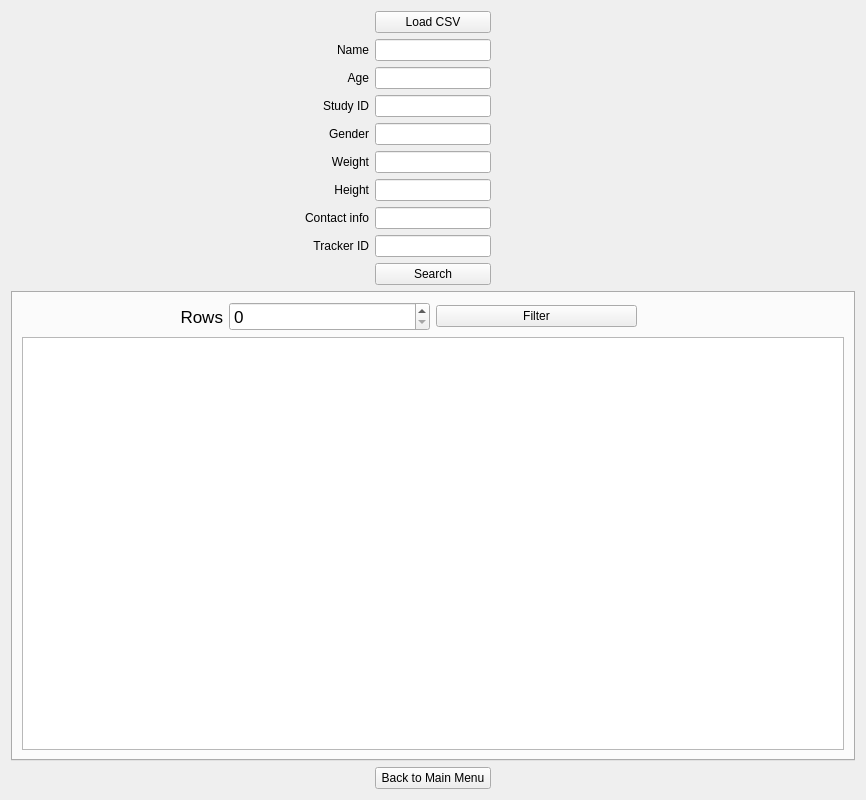
Qt form PyQT/Scripts/ViewRecord_2.ui (zakerl/Capstone_Project) before a commit.
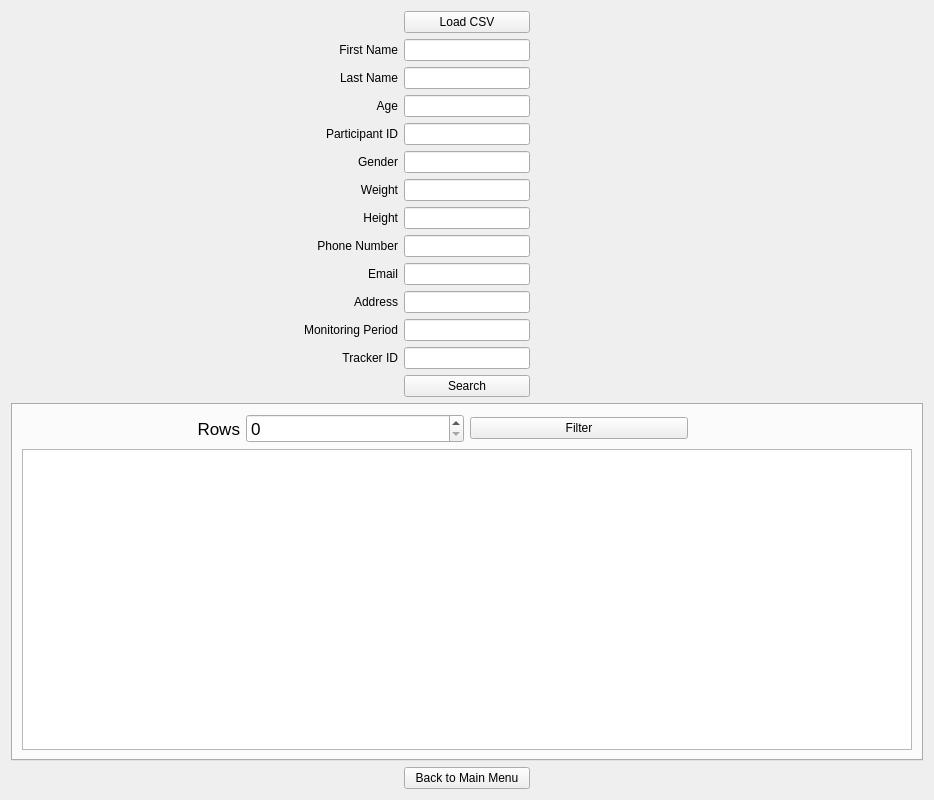
The same form after that commit.

Commit message: Added extra search keys

What changed in the file:
```diff
--- a/PyQT/Scripts/ViewRecord_2.ui
+++ b/PyQT/Scripts/ViewRecord_2.ui
@@ -6,7 +6,7 @@
    <rect>
     <x>0</x>
     <y>0</y>
-    <width>866</width>
+    <width>934</width>
     <height>800</height>
    </rect>
   </property>
@@ -19,157 +19,30 @@
   <layout class="QGridLayout" name="gridLayout_3">
    <item row="0" column="0">
     <layout class="QGridLayout" name="gridLayout">
-     <item row="0" column="2">
-      <spacer name="horizontalSpacer_3">
-       <property name="orientation">
-        <enum>Qt::Horizontal</enum>
-       </property>
-       <property name="sizeHint" stdset="0">
-        <size>
-         <width>40</width>
-         <height>20</height>
-        </size>
-       </property>
-      </spacer>
-     </item>
-     <item row="0" column="3">
-      <widget class="QPushButton" name="ButtonOpen">
+     <item row="13" column="2">
+      <widget class="QLabel" name="label_12">
        <property name="text">
-        <string>Load CSV</string>
+        <string>Address</string>
        </property>
-      </widget>
-     </item>
-     <item row="0" column="4">
-      <spacer name="horizontalSpacer">
-       <property name="orientation">
-        <enum>Qt::Horizontal</enum>
-       </property>
-       <property name="sizeHint" stdset="0">
-        <size>
-         <width>40</width>
-         <height>20</height>
-        </size>
-       </property>
-      </spacer>
-     </item>
-     <item row="1" column="1">
-      <spacer name="horizontalSpacer_4">
-       <property name="orientation">
-        <enum>Qt::Horizontal</enum>
-       </property>
-       <property name="sizeHint" stdset="0">
-        <size>
-         <width>40</width>
-         <height>20</height>
-        </size>
-       </property>
-      </spacer>
-     </item>
-     <item row="1" column="2">
-      <widget class="QLabel" name="label_2">
-       <property name="text">
-        <string>Name</string>
-       </property>
        <property name="alignment">
         <set>Qt::AlignRight|Qt::AlignTrailing|Qt::AlignVCenter</set>
        </property>
       </widget>
      </item>
-     <item row="1" column="3">
-      <widget class="QLineEdit" name="NameLabel"/>
+     <item row="13" column="3">
+      <widget class="QLineEdit" name="AddrLabel"/>
      </item>
-     <item row="1" column="5">
-      <spacer name="horizontalSpacer_11">
-       <property name="orientation">
-        <enum>Qt::Horizontal</enum>
-       </property>
-       <property name="sizeHint" stdset="0">
-        <size>
-         <width>40</width>
-         <height>20</height>
-        </size>
-       </property>
-      </spacer>
-     </item>
-     <item row="2" column="1">
-      <spacer name="horizontalSpacer_5">
-       <property name="orientation">
-        <enum>Qt::Horizontal</enum>
-       </property>
-       <property name="sizeHint" stdset="0">
-        <size>
-         <width>40</width>
-         <height>20</height>
-        </size>
-       </property>
-      </spacer>
-     </item>
-     <item row="2" column="2">
-      <widget class="QLabel" name="label_5">
+     <item row="11" column="2">
+      <widget class="QLabel" name="label_8">
        <property name="text">
-        <string>Age</string>
+        <string>Phone Number</string>
        </property>
        <property name="alignment">
         <set>Qt::AlignRight|Qt::AlignTrailing|Qt::AlignVCenter</set>
        </property>
       </widget>
      </item>
-     <item row="2" column="3">
-      <widget class="QLineEdit" name="AgeLabel"/>
-     </item>
-     <item row="2" column="5">
-      <spacer name="horizontalSpacer_9">
-       <property name="orientation">
-        <enum>Qt::Horizontal</enum>
-       </property>
-       <property name="sizeHint" stdset="0">
-        <size>
-         <width>40</width>
-         <height>20</height>
-        </size>
-       </property>
-      </spacer>
-     </item>
-     <item row="3" column="1">
-      <spacer name="horizontalSpacer_6">
-       <property name="orientation">
-        <enum>Qt::Horizontal</enum>
-       </property>
-       <property name="sizeHint" stdset="0">
-        <size>
-         <width>40</width>
-         <height>20</height>
-        </size>
-       </property>
-      </spacer>
-     </item>
-     <item row="3" column="2">
-      <widget class="QLabel" name="label_3">
-       <property name="text">
-        <string>Study ID</string>
-       </property>
-       <property name="alignment">
-        <set>Qt::AlignRight|Qt::AlignTrailing|Qt::AlignVCenter</set>
-       </property>
-      </widget>
-     </item>
-     <item row="3" column="3">
-      <widget class="QLineEdit" name="StudyLabel"/>
-     </item>
-     <item row="3" column="5">
-      <spacer name="horizontalSpacer_8">
-       <property name="orientation">
-        <enum>Qt::Horizontal</enum>
-       </property>
-       <property name="sizeHint" stdset="0">
-        <size>
-         <width>40</width>
-         <height>20</height>
-        </size>
-       </property>
-      </spacer>
-     </item>
-     <item row="4" column="0">
+     <item row="8" column="1">
       <spacer name="horizontalSpacer_7">
        <property name="orientation">
         <enum>Qt::Horizontal</enum>
@@ -182,7 +55,124 @@
        </property>
       </spacer>
      </item>
+     <item row="16" column="5">
+      <spacer name="horizontalSpacer_29">
+       <property name="orientation">
+        <enum>Qt::Horizontal</enum>
+       </property>
+       <property name="sizeHint" stdset="0">
+        <size>
+         <width>40</width>
+         <height>20</height>
+        </size>
+       </property>
+      </spacer>
+     </item>
+     <item row="10" column="6" rowspan="2">
+      <spacer name="horizontalSpacer_15">
+       <property name="orientation">
+        <enum>Qt::Horizontal</enum>
+       </property>
+       <property name="sizeHint" stdset="0">
+        <size>
+         <width>40</width>
+         <height>20</height>
+        </size>
+       </property>
+      </spacer>
+     </item>
+     <item row="18" column="2">
+      <spacer name="horizontalSpacer_23">
+       <property name="orientation">
+        <enum>Qt::Horizontal</enum>
+       </property>
+       <property name="sizeHint" stdset="0">
+        <size>
+         <width>40</width>
+         <height>20</height>
+        </size>
+       </property>
+      </spacer>
+     </item>
+     <item row="10" column="2">
+      <widget class="QLabel" name="label_7">
+       <property name="text">
+        <string>Height</string>
+       </property>
+       <property name="alignment">
+        <set>Qt::AlignRight|Qt::AlignTrailing|Qt::AlignVCenter</set>
+       </property>
+      </widget>
+     </item>
+     <item row="5" column="6">
+      <spacer name="horizontalSpacer_9">
+       <property name="orientation">
+        <enum>Qt::Horizontal</enum>
+       </property>
+       <property name="sizeHint" stdset="0">
+        <size>
+         <width>40</width>
+         <height>20</height>
+        </size>
+       </property>
+      </spacer>
+     </item>
+     <item row="2" column="3">
+      <widget class="QLineEdit" name="FirstNameLabel"/>
+     </item>
+     <item row="14" column="6">
+      <spacer name="horizontalSpacer_19">
+       <property name="orientation">
+        <enum>Qt::Horizontal</enum>
+       </property>
+       <property name="sizeHint" stdset="0">
+        <size>
+         <width>40</width>
+         <height>20</height>
+        </size>
+       </property>
+      </spacer>
+     </item>
+     <item row="15" column="0">
+      <spacer name="horizontalSpacer_26">
+       <property name="orientation">
+        <enum>Qt::Horizontal</enum>
+       </property>
+       <property name="sizeHint" stdset="0">
+        <size>
+         <width>40</width>
+         <height>20</height>
+        </size>
+       </property>
+      </spacer>
+     </item>
+     <item row="14" column="3">
+      <widget class="QLineEdit" name="MonitorPeriodLabel"/>
+     </item>
+     <item row="16" column="0">
+      <spacer name="horizontalSpacer_28">
+       <property name="orientation">
+        <enum>Qt::Horizontal</enum>
+       </property>
+       <property name="sizeHint" stdset="0">
+        <size>
+         <width>40</width>
+         <height>20</height>
+        </size>
+       </property>
+      </spacer>
+     </item>
      <item row="4" column="2">
+      <widget class="QLabel" name="label_10">
+       <property name="text">
+        <string>Last Name</string>
+       </property>
+       <property name="alignment">
+        <set>Qt::AlignRight|Qt::AlignTrailing|Qt::AlignVCenter</set>
+       </property>
+      </widget>
+     </item>
+     <item row="8" column="2">
       <widget class="QLabel" name="label_4">
        <property name="text">
         <string>Gender</string>
@@ -192,10 +182,121 @@
        </property>
       </widget>
      </item>
-     <item row="4" column="3">
+     <item row="7" column="3">
+      <widget class="QLineEdit" name="PIDLabel"/>
+     </item>
+     <item row="14" column="2">
+      <widget class="QLabel" name="label_13">
+       <property name="text">
+        <string>Monitoring Period</string>
+       </property>
+       <property name="alignment">
+        <set>Qt::AlignRight|Qt::AlignTrailing|Qt::AlignVCenter</set>
+       </property>
+      </widget>
+     </item>
+     <item row="2" column="2">
+      <widget class="QLabel" name="label_2">
+       <property name="text">
+        <string>First Name</string>
+       </property>
+       <property name="alignment">
+        <set>Qt::AlignRight|Qt::AlignTrailing|Qt::AlignVCenter</set>
+       </property>
+      </widget>
+     </item>
+     <item row="15" column="5">
+      <spacer name="horizontalSpacer_27">
+       <property name="orientation">
+        <enum>Qt::Horizontal</enum>
+       </property>
+       <property name="sizeHint" stdset="0">
+        <size>
+         <width>40</width>
+         <height>20</height>
+        </size>
+       </property>
+      </spacer>
+     </item>
+     <item row="12" column="3">
+      <widget class="QLineEdit" name="EmailLabel"/>
+     </item>
+     <item row="5" column="2">
+      <widget class="QLabel" name="label_5">
+       <property name="text">
+        <string>Age</string>
+       </property>
+       <property name="alignment">
+        <set>Qt::AlignRight|Qt::AlignTrailing|Qt::AlignVCenter</set>
+       </property>
+      </widget>
+     </item>
+     <item row="18" column="6">
+      <spacer name="horizontalSpacer_22">
+       <property name="orientation">
+        <enum>Qt::Horizontal</enum>
+       </property>
+       <property name="sizeHint" stdset="0">
+        <size>
+         <width>40</width>
+         <height>20</height>
+        </size>
+       </property>
+      </spacer>
+     </item>
+     <item row="12" column="2">
+      <widget class="QLabel" name="label_11">
+       <property name="text">
+        <string>Email</string>
+       </property>
+       <property name="alignment">
+        <set>Qt::AlignRight|Qt::AlignTrailing|Qt::AlignVCenter</set>
+       </property>
+      </widget>
+     </item>
+     <item row="7" column="6">
+      <spacer name="horizontalSpacer_8">
+       <property name="orientation">
+        <enum>Qt::Horizontal</enum>
+       </property>
+       <property name="sizeHint" stdset="0">
+        <size>
+         <width>40</width>
+         <height>20</height>
+        </size>
+       </property>
+      </spacer>
+     </item>
+     <item row="2" column="6">
+      <spacer name="horizontalSpacer_11">
+       <property name="orientation">
+        <enum>Qt::Horizontal</enum>
+       </property>
+       <property name="sizeHint" stdset="0">
+        <size>
+         <width>40</width>
+         <height>20</height>
+        </size>
+       </property>
+      </spacer>
+     </item>
+     <item row="8" column="3">
       <widget class="QLineEdit" name="GenderLabel"/>
      </item>
-     <item row="4" column="5">
+     <item row="4" column="6">
+      <spacer name="horizontalSpacer_24">
+       <property name="orientation">
+        <enum>Qt::Horizontal</enum>
+       </property>
+       <property name="sizeHint" stdset="0">
+        <size>
+         <width>40</width>
+         <height>20</height>
+        </size>
+       </property>
+      </spacer>
+     </item>
+     <item row="8" column="6" rowspan="2">
       <spacer name="horizontalSpacer_10">
        <property name="orientation">
         <enum>Qt::Horizontal</enum>
@@ -208,46 +309,7 @@
        </property>
       </spacer>
      </item>
-     <item row="5" column="1">
-      <spacer name="horizontalSpacer_14">
-       <property name="orientation">
-        <enum>Qt::Horizontal</enum>
-       </property>
-       <property name="sizeHint" stdset="0">
-        <size>
-         <width>40</width>
-         <height>20</height>
-        </size>
-       </property>
-      </spacer>
-     </item>
-     <item row="5" column="2">
-      <widget class="QLabel" name="label_6">
-       <property name="text">
-        <string>Weight</string>
-       </property>
-       <property name="alignment">
-        <set>Qt::AlignRight|Qt::AlignTrailing|Qt::AlignVCenter</set>
-       </property>
-      </widget>
-     </item>
-     <item row="5" column="3">
-      <widget class="QLineEdit" name="WeightLabel"/>
-     </item>
-     <item row="5" column="5">
-      <spacer name="horizontalSpacer_15">
-       <property name="orientation">
-        <enum>Qt::Horizontal</enum>
-       </property>
-       <property name="sizeHint" stdset="0">
-        <size>
-         <width>40</width>
-         <height>20</height>
-        </size>
-       </property>
-      </spacer>
-     </item>
-     <item row="6" column="0">
+     <item row="12" column="0" rowspan="2">
       <spacer name="horizontalSpacer_16">
        <property name="orientation">
         <enum>Qt::Horizontal</enum>
@@ -260,21 +322,11 @@
        </property>
       </spacer>
      </item>
-     <item row="6" column="2">
-      <widget class="QLabel" name="label_7">
-       <property name="text">
-        <string>Height</string>
-       </property>
-       <property name="alignment">
-        <set>Qt::AlignRight|Qt::AlignTrailing|Qt::AlignVCenter</set>
-       </property>
-      </widget>
+     <item row="9" column="3">
+      <widget class="QLineEdit" name="WeightLabel"/>
      </item>
-     <item row="6" column="3">
-      <widget class="QLineEdit" name="HeightLabel"/>
-     </item>
-     <item row="6" column="5">
-      <spacer name="horizontalSpacer_17">
+     <item row="4" column="1">
+      <spacer name="horizontalSpacer_25">
        <property name="orientation">
         <enum>Qt::Horizontal</enum>
        </property>
@@ -286,7 +338,7 @@
        </property>
       </spacer>
      </item>
-     <item row="7" column="0">
+     <item row="14" column="0">
       <spacer name="horizontalSpacer_18">
        <property name="orientation">
         <enum>Qt::Horizontal</enum>
@@ -299,21 +351,8 @@
        </property>
       </spacer>
      </item>
-     <item row="7" column="2">
-      <widget class="QLabel" name="label_8">
-       <property name="text">
-        <string>Contact info</string>
-       </property>
-       <property name="alignment">
-        <set>Qt::AlignRight|Qt::AlignTrailing|Qt::AlignVCenter</set>
-       </property>
-      </widget>
-     </item>
-     <item row="7" column="3">
-      <widget class="QLineEdit" name="ContactLabel"/>
-     </item>
-     <item row="7" column="5">
-      <spacer name="horizontalSpacer_19">
+     <item row="7" column="1">
+      <spacer name="horizontalSpacer_6">
        <property name="orientation">
         <enum>Qt::Horizontal</enum>
        </property>
@@ -325,79 +364,19 @@
        </property>
       </spacer>
      </item>
-     <item row="8" column="0">
-      <spacer name="horizontalSpacer_20">
-       <property name="orientation">
-        <enum>Qt::Horizontal</enum>
-       </property>
-       <property name="sizeHint" stdset="0">
-        <size>
-         <width>40</width>
-         <height>20</height>
-        </size>
-       </property>
-      </spacer>
+     <item row="10" column="3">
+      <widget class="QLineEdit" name="HeightLabel"/>
      </item>
-     <item row="8" column="2">
-      <widget class="QLabel" name="label_9">
-       <property name="text">
-        <string>Tracker ID</string>
-       </property>
-       <property name="alignment">
-        <set>Qt::AlignRight|Qt::AlignTrailing|Qt::AlignVCenter</set>
-       </property>
-      </widget>
+     <item row="4" column="3">
+      <widget class="QLineEdit" name="LastNameLabel"/>
      </item>
-     <item row="8" column="3">
+     <item row="11" column="3">
+      <widget class="QLineEdit" name="PhnNumberLabel"/>
+     </item>
+     <item row="15" column="3">
       <widget class="QLineEdit" name="TrackerLabel"/>
      </item>
-     <item row="8" column="5">
-      <spacer name="horizontalSpacer_21">
-       <property name="orientation">
-        <enum>Qt::Horizontal</enum>
-       </property>
-       <property name="sizeHint" stdset="0">
-        <size>
-         <width>40</width>
-         <height>20</height>
-        </size>
-       </property>
-      </spacer>
-     </item>
-     <item row="9" column="2">
-      <spacer name="horizontalSpacer_12">
-       <property name="orientation">
-        <enum>Qt::Horizontal</enum>
-       </property>
-       <property name="sizeHint" stdset="0">
-        <size>
-         <width>40</width>
-         <height>20</height>
-        </size>
-       </property>
-      </spacer>
-     </item>
-     <item row="9" column="3">
-      <widget class="QPushButton" name="ButtonSearch">
-       <property name="text">
-        <string>Search</string>
-       </property>
-      </widget>
-     </item>
-     <item row="9" column="6">
-      <spacer name="horizontalSpacer_13">
-       <property name="orientation">
-        <enum>Qt::Horizontal</enum>
-       </property>
-       <property name="sizeHint" stdset="0">
-        <size>
-         <width>40</width>
-         <height>20</height>
-        </size>
-       </property>
-      </spacer>
-     </item>
-     <item row="10" column="0" colspan="7">
+     <item row="17" column="0" colspan="7">
       <widget class="QTabWidget" name="tabWidget">
        <property name="font">
         <font>
@@ -456,8 +435,28 @@
        </widget>
       </widget>
      </item>
-     <item row="11" column="2">
-      <spacer name="horizontalSpacer_23">
+     <item row="7" column="2">
+      <widget class="QLabel" name="label_3">
+       <property name="text">
+        <string>Participant ID</string>
+       </property>
+       <property name="alignment">
+        <set>Qt::AlignRight|Qt::AlignTrailing|Qt::AlignVCenter</set>
+       </property>
+      </widget>
+     </item>
+     <item row="9" column="2">
+      <widget class="QLabel" name="label_6">
+       <property name="text">
+        <string>Weight</string>
+       </property>
+       <property name="alignment">
+        <set>Qt::AlignRight|Qt::AlignTrailing|Qt::AlignVCenter</set>
+       </property>
+      </widget>
+     </item>
+     <item row="2" column="1">
+      <spacer name="horizontalSpacer_4">
        <property name="orientation">
         <enum>Qt::Horizontal</enum>
        </property>
@@ -469,26 +468,105 @@
        </property>
       </spacer>
      </item>
-     <item row="11" column="3">
+     <item row="16" column="3">
+      <widget class="QPushButton" name="ButtonSearch">
+       <property name="text">
+        <string>Search</string>
+       </property>
+      </widget>
+     </item>
+     <item row="0" column="2">
+      <spacer name="horizontalSpacer_3">
+       <property name="orientation">
+        <enum>Qt::Horizontal</enum>
+       </property>
+       <property name="sizeHint" stdset="0">
+        <size>
+         <width>40</width>
+         <height>20</height>
+        </size>
+       </property>
+      </spacer>
+     </item>
+     <item row="0" column="3">
+      <widget class="QPushButton" name="ButtonOpen">
+       <property name="text">
+        <string>Load CSV</string>
+       </property>
+      </widget>
+     </item>
+     <item row="13" column="6">
+      <spacer name="horizontalSpacer_17">
+       <property name="orientation">
+        <enum>Qt::Horizontal</enum>
+       </property>
+       <property name="sizeHint" stdset="0">
+        <size>
+         <width>40</width>
+         <height>20</height>
+        </size>
+       </property>
+      </spacer>
+     </item>
+     <item row="15" column="2">
+      <widget class="QLabel" name="label_9">
+       <property name="text">
+        <string>Tracker ID</string>
+       </property>
+       <property name="alignment">
+        <set>Qt::AlignRight|Qt::AlignTrailing|Qt::AlignVCenter</set>
+       </property>
+      </widget>
+     </item>
+     <item row="5" column="3">
+      <widget class="QLineEdit" name="AgeLabel"/>
+     </item>
+     <item row="5" column="1">
+      <spacer name="horizontalSpacer_5">
+       <property name="orientation">
+        <enum>Qt::Horizontal</enum>
+       </property>
+       <property name="sizeHint" stdset="0">
+        <size>
+         <width>40</width>
+         <height>20</height>
+        </size>
+       </property>
+      </spacer>
+     </item>
+     <item row="9" column="1">
+      <spacer name="horizontalSpacer_14">
+       <property name="orientation">
+        <enum>Qt::Horizontal</enum>
+       </property>
+       <property name="sizeHint" stdset="0">
+        <size>
+         <width>40</width>
+         <height>20</height>
+        </size>
+       </property>
+      </spacer>
+     </item>
+     <item row="0" column="4">
+      <spacer name="horizontalSpacer">
+       <property name="orientation">
+        <enum>Qt::Horizontal</enum>
+       </property>
+       <property name="sizeHint" stdset="0">
+        <size>
+         <width>40</width>
+         <height>20</height>
+        </size>
+       </property>
+      </spacer>
+     </item>
+     <item row="18" column="3">
       <widget class="QPushButton" name="MainMenu">
        <property name="text">
         <string>Back to Main Menu</string>
        </property>
       </widget>
      </item>
-     <item row="11" column="5">
-      <spacer name="horizontalSpacer_22">
-       <property name="orientation">
-        <enum>Qt::Horizontal</enum>
-       </property>
-       <property name="sizeHint" stdset="0">
-        <size>
-         <width>40</width>
-         <height>20</height>
-        </size>
-       </property>
-      </spacer>
-     </item>
     </layout>
    </item>
   </layout>
```
Left out of the diff: 24 changed lines with no effect on the pictures. The commit also changes 6 other files.
